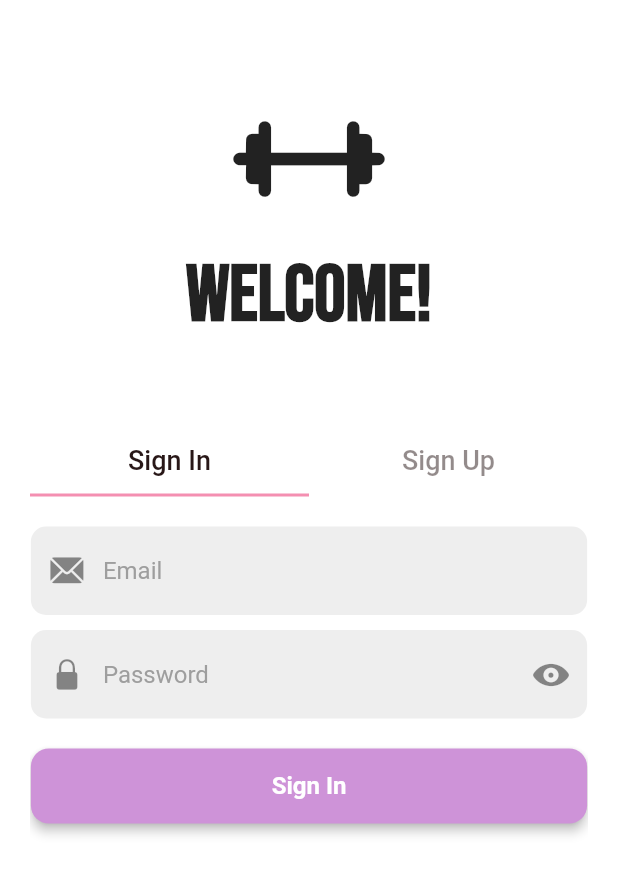
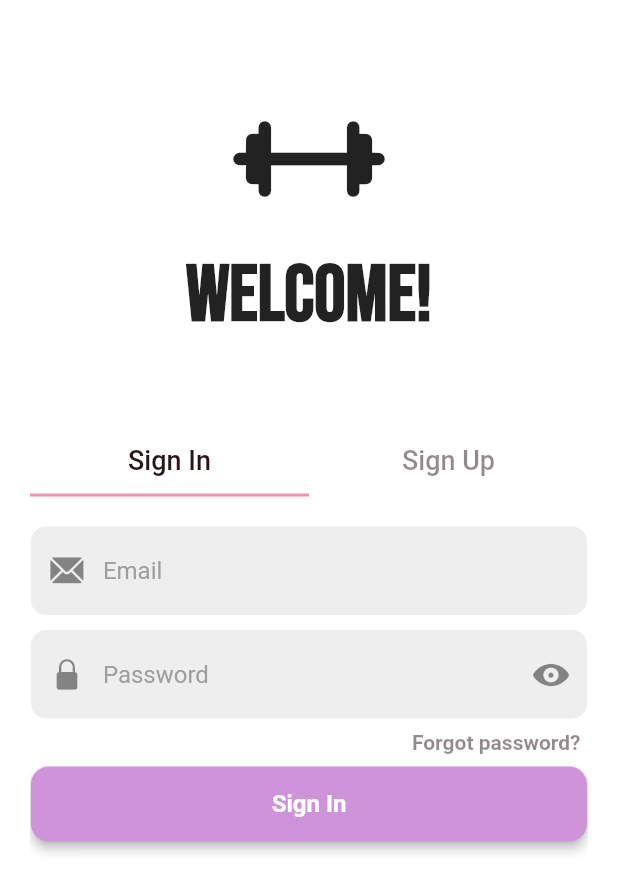
Before and after one commit to bartawil/fitApp, a Flutter app: the screen it shows after launch, on a phone screen of 412 x 824 dp. Shown: the top 892 px of the screen. Run offline on Flutter 3.47's test engine with Material 2 defaults, Android fonts, the light colour scheme and no system bars; our stand-ins replace bloc, cloud_firestore, equatable, firebase_auth, firebase_core, firebase_storage and 4 more; accounts and stored records are empty.

Commit message:
reset password

```diff
--- a/lib/app_view.dart
+++ b/lib/app_view.dart
@@ -2,10 +2,12 @@ import 'package:flutter/material.dart';
 import 'package:flutter_bloc/flutter_bloc.dart';
 import 'package:flutter_demo/blocs/get_post_bloc/get_post_bloc.dart';
 import 'package:flutter_demo/blocs/my_user_bloc/my_user_bloc.dart';
+import 'package:flutter_demo/blocs/reset_password_bloc/reset_password_bloc.dart';
 import 'package:flutter_demo/blocs/sign_in_bloc/sign_in_bloc.dart';
 import 'package:flutter_demo/blocs/update_user_info_bloc/update_user_info_bloc.dart';
 import 'package:flutter_demo/screens/authentication/welcome_screen.dart';
 import 'package:post_repository/post_repository.dart';
+import 'package:user_repository/user_repository.dart';
 
 import 'blocs/authentication_bloc/authentication_bloc.dart';
 import 'screens/home/home_screen.dart';
@@ -57,7 +59,7 @@ class MyAppView extends StatelessWidget {
 										create: (context) => GetPostBloc(
 											postRepository: FirebasePostRepository()
 										)..add(GetPosts())
-									)
+									),
 								],
 							child: const HomeScreen(),
 						);
--- /dev/null
+++ b/lib/blocs/reset_password_bloc/reset_password_bloc.dart
@@ -0,0 +1,29 @@
+import 'dart:developer';
+
+import 'package:bloc/bloc.dart';
+import 'package:equatable/equatable.dart';
+import 'package:meta/meta.dart';
+import 'package:user_repository/user_repository.dart';
+
+part 'reset_password_event.dart';
+part 'reset_password_state.dart';
+
+class ResetPasswordBloc extends Bloc<ResetPasswordEvent, ResetPasswordState> {
+	final UserRepository _userRepository;
+
+  ResetPasswordBloc({
+		required UserRepository userRepository
+	}) : _userRepository = userRepository,
+		super(ResetPasswordInitial()) {
+    on<ResetPasswordRequired>((event, emit) async {
+			emit(ResetPasswordProcess());
+      try {
+        await _userRepository.resetPassword(event.email);
+				emit(ResetPasswordSuccess());
+      } on CustomFirebaseAuthException catch (e) {
+        log(e.toString());
+				emit(ResetPasswordFailure(e.message.toString()));
+      }
+    });
+  }
+}
--- /dev/null
+++ b/lib/blocs/reset_password_bloc/reset_password_event.dart
@@ -0,0 +1,14 @@
+part of 'reset_password_bloc.dart';
+
+abstract class ResetPasswordEvent extends Equatable {
+  const ResetPasswordEvent();
+
+  @override
+  List<Object> get props => [];
+}
+
+class ResetPasswordRequired extends ResetPasswordEvent {
+	final String email;
+
+	const ResetPasswordRequired(this.email);
+}
--- /dev/null
+++ b/lib/blocs/reset_password_bloc/reset_password_state.dart
@@ -0,0 +1,21 @@
+part of 'reset_password_bloc.dart';
+
+@immutable
+abstract class ResetPasswordState extends Equatable {
+	const ResetPasswordState();
+
+  @override
+  List<Object> get props => [];
+}
+
+class ResetPasswordInitial extends ResetPasswordState {}
+
+class ResetPasswordSuccess extends ResetPasswordState {}
+
+class ResetPasswordFailure extends ResetPasswordState {
+	final String? message;
+
+	ResetPasswordFailure(String? message) : message = message;
+}
+
+class ResetPasswordProcess extends ResetPasswordState {}
--- a/lib/blocs/sign_in_bloc/sign_in_event.dart
+++ b/lib/blocs/sign_in_bloc/sign_in_event.dart
@@ -7,7 +7,7 @@ abstract class SignInEvent extends Equatable {
   List<Object> get props => [];
 }
 
-class SignInRequired extends SignInEvent{
+class SignInRequired extends SignInEvent {
 	final String email;
 	final String password;
 
--- a/lib/screens/authentication/sign_in_screen.dart
+++ b/lib/screens/authentication/sign_in_screen.dart
@@ -1,6 +1,9 @@
 import 'package:flutter/cupertino.dart';
 import 'package:flutter/material.dart';
 import 'package:flutter_bloc/flutter_bloc.dart';
+import 'package:flutter_demo/blocs/authentication_bloc/authentication_bloc.dart';
+import 'package:flutter_demo/blocs/reset_password_bloc/reset_password_bloc.dart';
+import 'package:flutter_demo/screens/authentication/forgot_password_screen.dart';
 
 import '../../blocs/sign_in_bloc/sign_in_bloc.dart';
 import '../../components/strings.dart';
@@ -26,15 +29,15 @@ class _SignInScreenState extends State<SignInScreen> {
   Widget build(BuildContext context) {
     return BlocListener<SignInBloc, SignInState>(
       listener: (context, state) {
-        if(state is SignInSuccess) {
+        if (state is SignInSuccess) {
 					setState(() {
 					  signInRequired = false;
 					});
-				} else if(state is SignInProcess) {
+				} else if (state is SignInProcess) {
 					setState(() {
 					  signInRequired = true;
 					});
-				} else if(state is SignInFailure) {
+				} else if (state is SignInFailure) {
 					setState(() {
 					  signInRequired = false;
 						_errorMsg = 'Invalid email or password';
@@ -97,7 +100,35 @@ class _SignInScreenState extends State<SignInScreen> {
                   ),
                 ),
               ),
-              const SizedBox(height: 20),
+              const SizedBox(height: 8),
+              Padding(
+                padding: EdgeInsets.symmetric(horizontal: 5.0),
+                child: Row(
+                  mainAxisAlignment: MainAxisAlignment.end,
+                  children: [
+                    GestureDetector(
+                      onTap: () {
+                        Navigator.push(context, MaterialPageRoute(builder: (context) {
+                          return BlocProvider<ResetPasswordBloc>(
+                              create: (context) => ResetPasswordBloc(
+                                userRepository: context.read<AuthenticationBloc>().userRepository
+                              ),
+                              child: const ForgotPasswordScreen(),
+                            );
+                        }));
+                      },
+                      child: Text(
+                        'Forgot password?',
+                        style: TextStyle(
+                          color: Theme.of(context).colorScheme.onBackground.withOpacity(0.5),
+                          fontWeight: FontWeight.bold,
+                        ),
+                      ),
+                    ),
+                  ],
+                ),
+              ),
+              const SizedBox(height: 8),
               !signInRequired
                   ? SizedBox(
                       width: MediaQuery.of(context).size.width * 0.9,
@@ -107,10 +138,12 @@ class _SignInScreenState extends State<SignInScreen> {
                           if (_formKey.currentState!.validate()) {
                             context.read<SignInBloc>().add(SignInRequired(
                                 emailController.text,
-                                  passwordController.text));
+                                passwordController.text
+                              )
+                            );
                           }
                         },
-                          style: TextButton.styleFrom(
+                        style: TextButton.styleFrom (
                             elevation: 3.0,
                             backgroundColor:
                                 Theme.of(context).colorScheme.primary,
@@ -128,7 +161,8 @@ class _SignInScreenState extends State<SignInScreen> {
                                 fontSize: 16,
                                 fontWeight: FontWeight.w600),
                           ),
-                          )),
+                        )
+                      ),
                     )
                   : const CircularProgressIndicator()
             ],
--- a/lib/screens/authentication/welcome_screen.dart
+++ b/lib/screens/authentication/welcome_screen.dart
@@ -50,7 +50,7 @@ class _WelcomeScreenState extends State<WelcomeScreen> with TickerProviderStateM
                     size: 100,
                   ),
                 ),
-                SizedBox(height: 10),
+                const SizedBox(height: 10),
 								Text(
 									'Welcome!',
 									style: GoogleFonts.bebasNeue(
--- a/packages/user_repository/lib/src/firebase_user_repository.dart
+++ b/packages/user_repository/lib/src/firebase_user_repository.dart
@@ -74,9 +74,10 @@ class FirebaseUserRepository implements UserRepository {
   Future<void> resetPassword(String email) async {
     try {
       await _firebaseAuth.sendPasswordResetEmail(email: email);
-    } catch (e) {
+    } on FirebaseAuthException catch (e) {
+      final errorMessage = e.message;
       log(e.toString());
-			rethrow;
+      throw CustomFirebaseAuthException(errorMessage!);
     }
   }
 
@@ -126,3 +127,9 @@ class FirebaseUserRepository implements UserRepository {
 
 
 }
+
+class CustomFirebaseAuthException implements Exception {
+  final String message;
+
+  CustomFirebaseAuthException(this.message);
+}
```
Also changed, not shown: 1 other file. Lines whose indentation alone changed are shown as unchanged.
